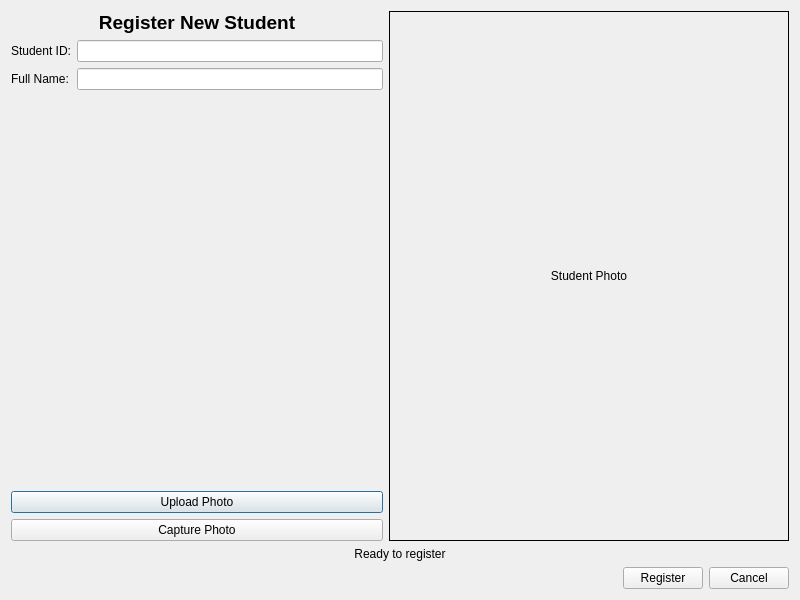
This is Face-Recogntion-PyQt/Face_Detection_PyQt_Final/register_window.ui in thaontp234112e/Project as Qt 5 draws it before an edit. The edited form follows.
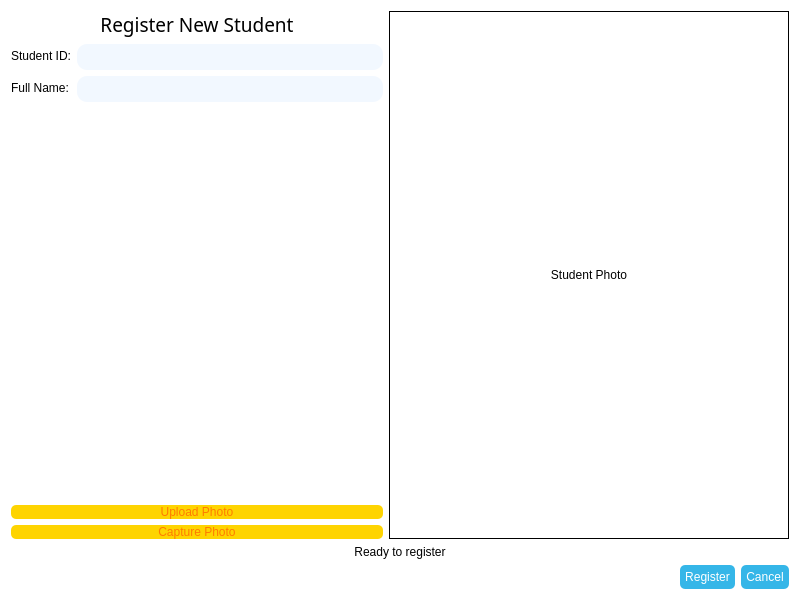
This is the edited form.

Commit message: đổi màu giao diện nè

```diff
--- a/Face-Recogntion-PyQt/Face_Detection_PyQt_Final/register_window.ui
+++ b/Face-Recogntion-PyQt/Face_Detection_PyQt_Final/register_window.ui
@@ -13,6 +13,9 @@
   <property name="windowTitle">
    <string>Register Student</string>
   </property>
+  <property name="styleSheet">
+   <string notr="true">background-color: rgb(255, 255, 255);</string>
+  </property>
   <layout class="QVBoxLayout" name="verticalLayout">
    <item>
     <layout class="QHBoxLayout" name="horizontalLayout">
@@ -22,11 +25,16 @@
         <widget class="QLabel" name="label">
          <property name="font">
           <font>
+           <family>Montserrat ExtraBold</family>
            <pointsize>14</pointsize>
-           <weight>75</weight>
-           <bold>true</bold>
+           <weight>10</weight>
+           <italic>false</italic>
+           <bold>false</bold>
           </font>
          </property>
+         <property name="styleSheet">
+          <string notr="true">font: 81 14pt &quot;Montserrat ExtraBold&quot;;</string>
+         </property>
          <property name="text">
           <string>Register New Student</string>
          </property>
@@ -39,23 +47,45 @@
         <layout class="QFormLayout" name="formLayout">
          <item row="0" column="0">
           <widget class="QLabel" name="label_2">
+           <property name="styleSheet">
+            <string notr="true">font: 57 10pt &quot;Montserrat Medium&quot;;</string>
+           </property>
            <property name="text">
             <string>Student ID:</string>
            </property>
           </widget>
          </item>
          <item row="0" column="1">
-          <widget class="QLineEdit" name="lineEditStudentID"/>
+          <widget class="QLineEdit" name="lineEditStudentID">
+           <property name="styleSheet">
+            <string notr="true">background-color: rgb(242, 248, 255);
+color: rgb(14, 23, 67);
+font: 57 10pt &quot;Montserrat Medium&quot;;
+border-radius: 10px;
+padding: 5px;</string>
+           </property>
+          </widget>
          </item>
          <item row="1" column="0">
           <widget class="QLabel" name="label_3">
+           <property name="styleSheet">
+            <string notr="true">font: 57 10pt &quot;Montserrat Medium&quot;;</string>
+           </property>
            <property name="text">
             <string>Full Name:</string>
            </property>
           </widget>
          </item>
          <item row="1" column="1">
-          <widget class="QLineEdit" name="lineEditFullName"/>
+          <widget class="QLineEdit" name="lineEditFullName">
+           <property name="styleSheet">
+            <string notr="true">background-color: rgb(242, 248, 255);
+color: rgb(14, 23, 67);
+font: 57 10pt &quot;Montserrat Medium&quot;;
+border-radius: 10px;
+padding: 5px;</string>
+           </property>
+          </widget>
          </item>
         </layout>
        </item>
@@ -74,6 +104,34 @@
        </item>
        <item>
         <widget class="QPushButton" name="pushButtonUpload">
+         <property name="maximumSize">
+          <size>
+           <width>16777215</width>
+           <height>100</height>
+          </size>
+         </property>
+         <property name="styleSheet">
+          <string notr="true">
+QPushButton {
+ /* Màu nền mặc định */
+	background-color: rgb(254, 212, 1);
+    border-radius: 5px;
+	color: rgb(255, 123, 0);
+	font: 57 10pt &quot;Montserrat Medium&quot;;
+
+}
+
+QPushButton:hover {
+background-color: rgb(255, 220, 42);
+}
+
+QPushButton:pressed {
+    background-color: #F0C800; /* Màu khi nhấn */
+}
+
+
+</string>
+         </property>
          <property name="text">
           <string>Upload Photo</string>
          </property>
@@ -81,6 +139,28 @@
        </item>
        <item>
         <widget class="QPushButton" name="pushButtonCapture">
+         <property name="styleSheet">
+          <string notr="true">
+QPushButton {
+ /* Màu nền mặc định */
+	background-color: rgb(254, 212, 1);
+    border-radius: 5px;
+	color: rgb(255, 123, 0);
+	font: 57 10pt &quot;Montserrat Medium&quot;;
+
+}
+
+QPushButton:hover {
+background-color: rgb(255, 220, 42);
+}
+
+QPushButton:pressed {
+    background-color: #F0C800; /* Màu khi nhấn */
+}
+
+
+</string>
+         </property>
          <property name="text">
           <string>Capture Photo</string>
          </property>
@@ -96,6 +176,10 @@
          <height>300</height>
         </size>
        </property>
+       <property name="styleSheet">
+        <string notr="true">font: 57 10pt &quot;Montserrat Medium&quot;;
+border-color: rgb(255, 234, 17);</string>
+       </property>
        <property name="frameShape">
         <enum>QFrame::Box</enum>
        </property>
@@ -114,6 +198,9 @@
    </item>
    <item>
     <widget class="QLabel" name="labelStatus">
+     <property name="styleSheet">
+      <string notr="true">font: 57 10pt &quot;Montserrat Medium&quot;;</string>
+     </property>
      <property name="text">
       <string>Ready to register</string>
      </property>
@@ -131,7 +218,7 @@
        </property>
        <property name="sizeHint" stdset="0">
         <size>
-         <width>40</width>
+         <width>30</width>
          <height>20</height>
         </size>
        </property>
@@ -139,6 +226,36 @@
      </item>
      <item>
       <widget class="QPushButton" name="pushButtonRegister">
+       <property name="maximumSize">
+        <size>
+         <width>400</width>
+         <height>16777215</height>
+        </size>
+       </property>
+       <property name="styleSheet">
+        <string notr="true">QPushButton {
+    background-color: #35B6E8; /* Màu nền mặc định */
+	color: rgb(255, 255, 255);
+    border-radius: 5px;
+	font: 57 10pt &quot;Montserrat Medium&quot;;
+    padding: 5px;
+
+}
+
+QPushButton:hover {
+    background-color: #A3E3FC; /* Màu khi di chuột */
+
+}
+
+QPushButton:pressed {
+    background-color: #35B6E8; /* Màu khi nhấn */
+}
+
+QPushButton:focus {
+    border: 5px solid #A3E3FC; /* Viền khi nút được focus */
+}
+</string>
+       </property>
        <property name="text">
         <string>Register</string>
        </property>
@@ -146,6 +263,36 @@
      </item>
      <item>
       <widget class="QPushButton" name="pushButtonCancel">
+       <property name="maximumSize">
+        <size>
+         <width>350</width>
+         <height>16777215</height>
+        </size>
+       </property>
+       <property name="styleSheet">
+        <string notr="true">QPushButton {
+    background-color: #35B6E8; /* Màu nền mặc định */
+	color: rgb(255, 255, 255);
+    border-radius: 5px;
+	font: 57 10pt &quot;Montserrat Medium&quot;;
+    padding: 5px;
+
+}
+
+QPushButton:hover {
+    background-color: #A3E3FC; /* Màu khi di chuột */
+
+}
+
+QPushButton:pressed {
+    background-color: #35B6E8; /* Màu khi nhấn */
+}
+
+QPushButton:focus {
+    border: 5px solid #A3E3FC; /* Viền khi nút được focus */
+}
+</string>
+       </property>
        <property name="text">
         <string>Cancel</string>
        </property>
```
Left out of the diff: 2 changed lines with no effect on the pictures. The commit also changes 1 other file.
